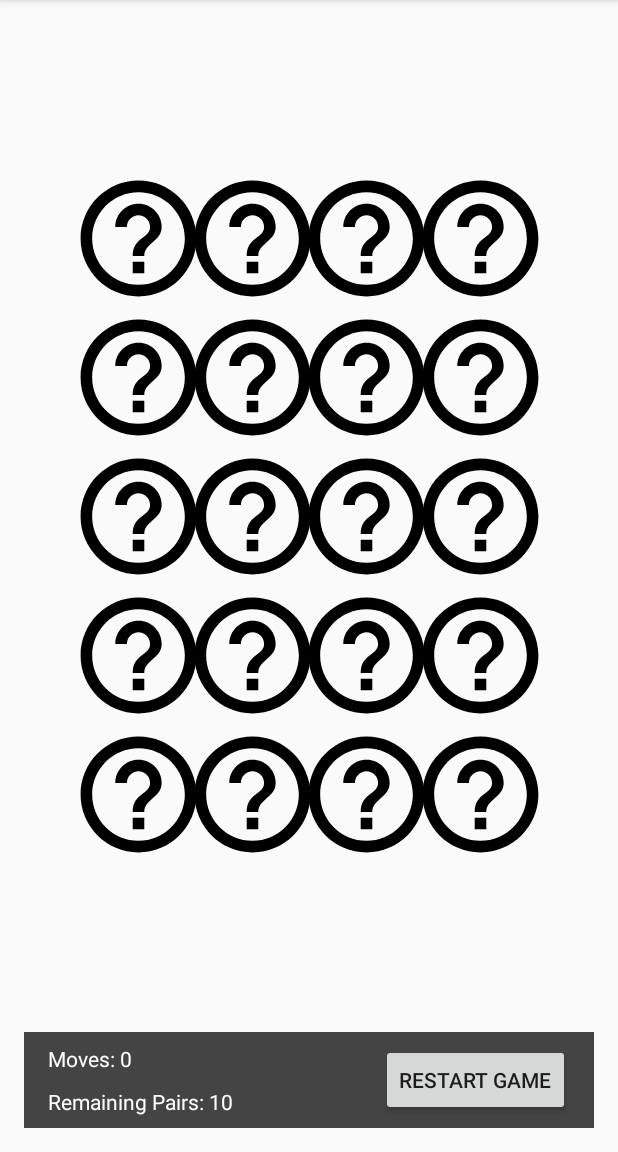
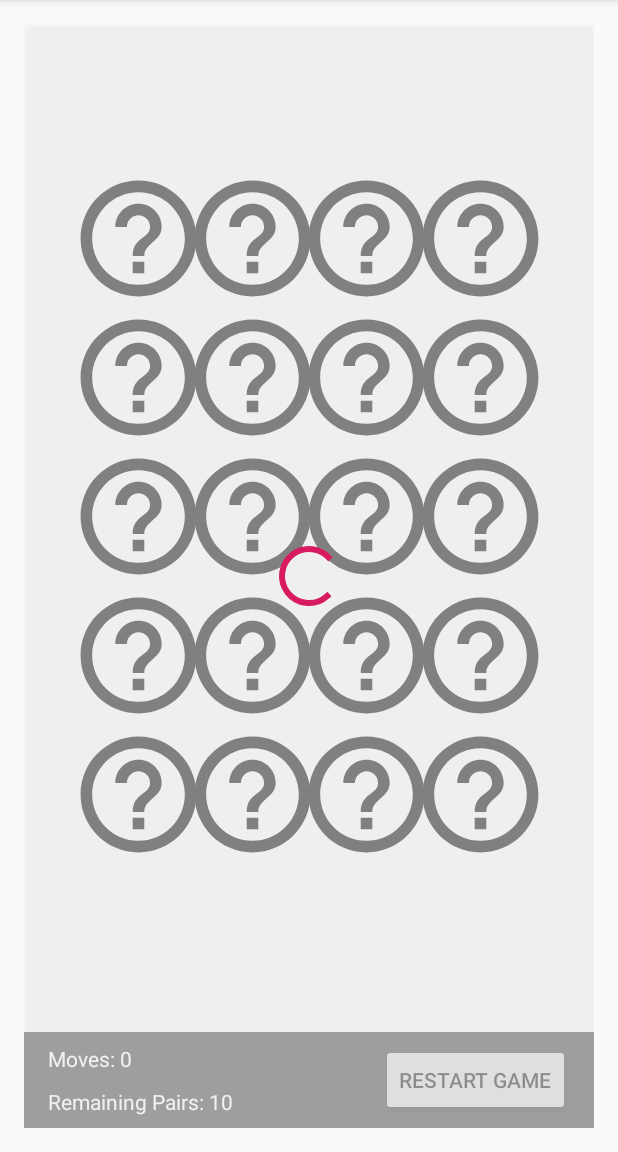
Before and after one commit to danielminami/accessible_memory_game_shopify, an Android app: the fragment GameBoardFragment shown on its own in the app's theme, on a phone screen of 412 x 824 dp, the part 84-1236 px from its top. Run offline under Robolectric (Android 15) with nearby library versions, the phone set to English and light mode, and no system bars; our stand-ins replace ButterKnife; pictures from the network do not load; 2 statements that could not run were skipped.

Commit message:
Added Progress Bar.

```diff
--- a/app/src/main/java/com/minamid/accessiblememorygame/ui/GameBoardFragment.java
+++ b/app/src/main/java/com/minamid/accessiblememorygame/ui/GameBoardFragment.java
@@ -8,6 +8,7 @@ import android.content.DialogInterface;
 import android.os.Bundle;
 import android.support.annotation.NonNull;
 import android.support.annotation.Nullable;
+import android.support.constraint.ConstraintLayout;
 import android.util.Log;
 import android.view.LayoutInflater;
 import android.view.View;
@@ -38,6 +39,7 @@ public class GameBoardFragment extends CustomFragment{
     @BindView(R.id.game_grid_layout) GridView gameGridView;
     @BindView(R.id.txt_player_moves) TextView txt_player_moves;
     @BindView(R.id.txt_remaining_pairs) TextView txt_remaining_pairs;
+    @BindView(R.id.loading_progress_bar_container) ConstraintLayout loading_progress_bar_container;
 
     private GameViewModel mViewModel;
     private List<MemoryCard> board = new ArrayList<>();
@@ -191,9 +193,13 @@ public class GameBoardFragment extends CustomFragment{
 
         mViewModel.getIsScreenLock().observe(this, new Observer<Boolean>() {
             @Override
-            public void onChanged(@Nullable Boolean aBoolean) {
-                // TODO: Unlock Screen Here
-                Log.d("onChanged", "ScreenLock Observer: " + aBoolean.toString());
+            public void onChanged(@Nullable Boolean isVisible) {
+                if (isVisible) {
+                    loading_progress_bar_container.setVisibility(View.VISIBLE);
+                } else {
+                    loading_progress_bar_container.setVisibility(View.GONE);
+                }
+                Log.d("onChanged", "ScreenLock Observer");
             }
         });
 
--- a/app/src/main/java/com/minamid/accessiblememorygame/ui/GameViewModel.java
+++ b/app/src/main/java/com/minamid/accessiblememorygame/ui/GameViewModel.java
@@ -190,6 +190,7 @@ public class GameViewModel extends ViewModel {
 
             @Override
             public void onFailure(ResponseStatusCode responseStatusCode) {
+                isScreenLock.setValue(false);
                 // TODO: Unlock screen
                 // TODO: Handle service call Error
             }
--- a/app/src/main/res/layout/game_fragment_grid.xml
+++ b/app/src/main/res/layout/game_fragment_grid.xml
@@ -1,12 +1,34 @@
 <?xml version="1.0" encoding="utf-8"?>
 <android.support.constraint.ConstraintLayout xmlns:android="http://schemas.android.com/apk/res/android"
     xmlns:app="http://schemas.android.com/apk/res-auto"
+    xmlns:tools="http://schemas.android.com/tools"
     android:layout_centerHorizontal="true"
     android:layout_centerVertical="true"
     android:id="@+id/constraint_layout_grid_view_wrapper"
     android:layout_width="match_parent"
     android:layout_height="match_parent"
     android:padding="16dp">
+
+    <android.support.constraint.ConstraintLayout
+        android:id="@+id/loading_progress_bar_container"
+        android:layout_width="match_parent"
+        android:layout_height="match_parent"
+        android:background="@color/transparent_background"
+        android:elevation="2dp"
+        tools:layout_editor_absoluteX="16dp"
+        tools:layout_editor_absoluteY="16dp">
+
+        <ProgressBar
+            android:layout_width="wrap_content"
+            android:layout_height="wrap_content"
+            android:visibility="visible"
+            app:layout_constraintBottom_toBottomOf="parent"
+            app:layout_constraintLeft_toLeftOf="parent"
+            app:layout_constraintRight_toRightOf="parent"
+            app:layout_constraintTop_toTopOf="parent" />
+
+    </android.support.constraint.ConstraintLayout>
+
 
     <GridView
         android:id="@+id/game_grid_layout"
--- a/app/src/main/res/values/colors.xml
+++ b/app/src/main/res/values/colors.xml
@@ -3,4 +3,5 @@
     <color name="colorPrimary">#444444</color>
     <color name="colorPrimaryDark">#FFFFFF</color>
     <color name="colorAccent">#D81B60</color>
+    <color name="transparent_background">#80FFFFFF</color>
 </resources>
```
